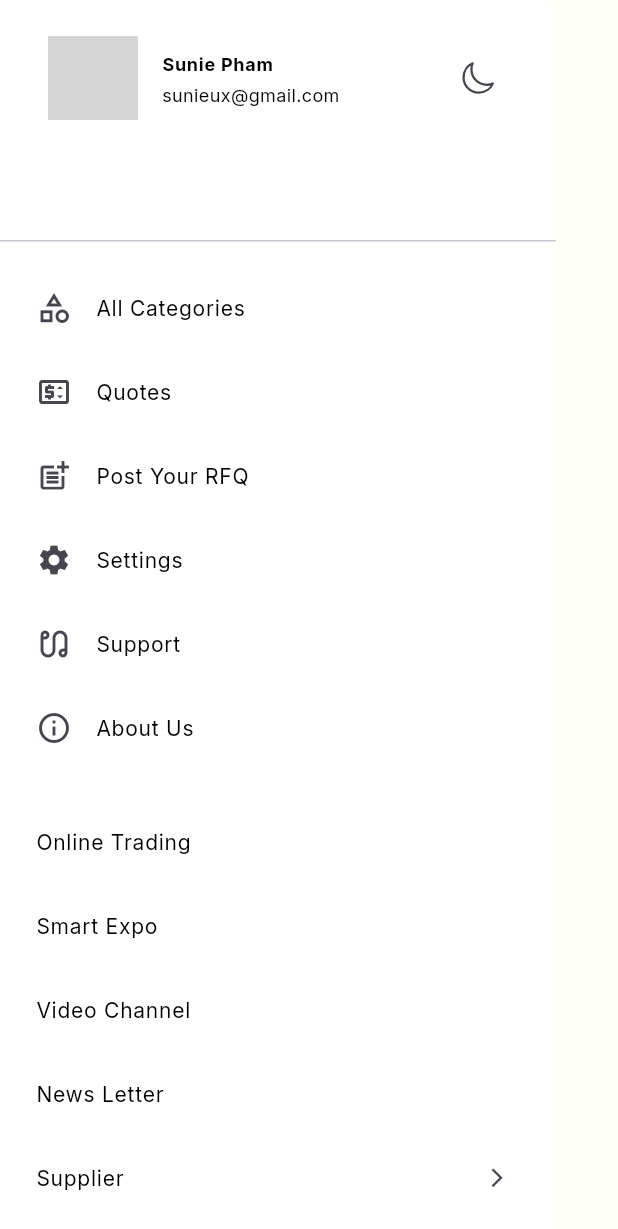
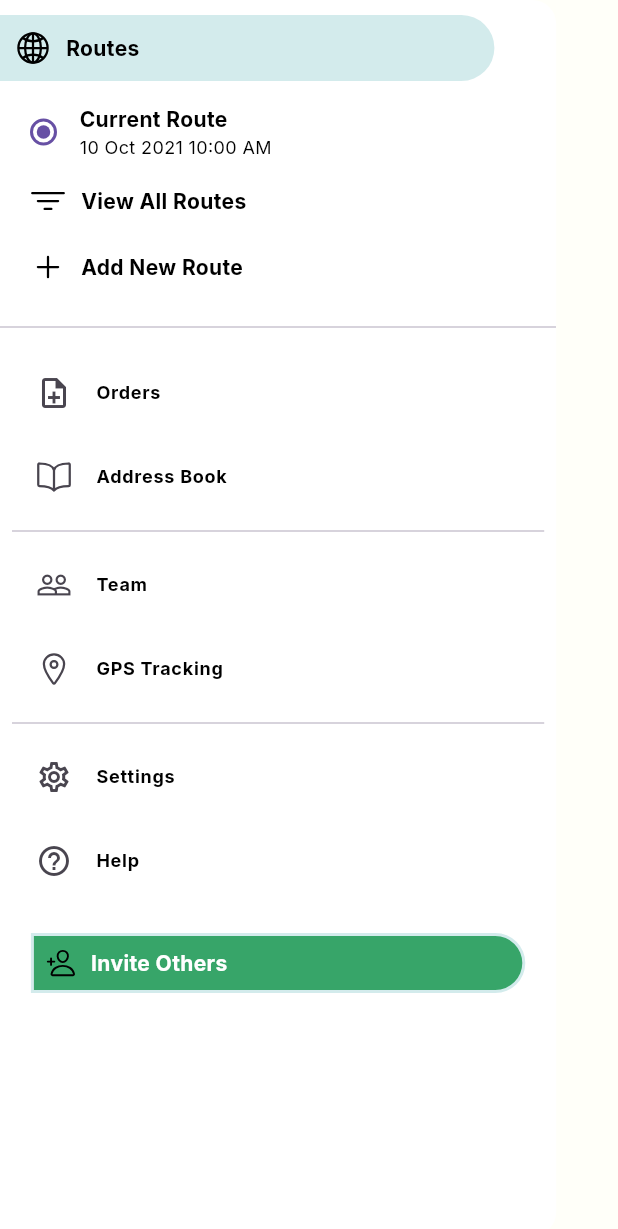
Before and after one commit to GTrack-Application/PRoute, a Flutter app: the AppDrawerWidget widget shown alone on an empty page, opened directly, on a phone screen of 412 x 824 dp. Shown: the top 1229 px of the screen. Run offline on Flutter 3.47's test engine with Material 2 defaults, Android fonts, the phone set to English and light mode, and no system bars; our stand-ins replace auto_size_text, awesome_dialog, flutter_spinkit, google_fonts, ionicons, nb_utils and 1 more; grey boxes are pictures that could not be loaded.

Commit message:
App Drawer added

```diff
--- a/lib/Widgets/app_drawer.dart
+++ b/lib/Widgets/app_drawer.dart
@@ -1,6 +1,7 @@
 import 'package:flutter/material.dart';
 import 'package:ionicons/ionicons.dart';
 import 'package:nb_utils/nb_utils.dart';
+import 'package:p_route/Global/common/colors/app_colors.dart';
 import 'package:p_route/Widgets/app_text.dart';
 
 class AppDrawerWidget extends StatelessWidget {
@@ -18,157 +19,193 @@ class AppDrawerWidget extends StatelessWidget {
           mainAxisAlignment: MainAxisAlignment.start,
           crossAxisAlignment: CrossAxisAlignment.start,
           children: <Widget>[
-            DrawerHeader(
-              child: ListTile(
-                leading: GestureDetector(
-                  onTap: () {},
-                  child: const CircleAvatar(
-                    radius: 30,
-                    backgroundImage: AssetImage('assets/icons/avatar.png'),
+            SizedBox(height: MediaQuery.of(context).padding.top + 10),
+            Container(
+              padding: const EdgeInsets.all(8.0),
+              width: context.width() * 0.8,
+              decoration: BoxDecoration(
+                // round from right side only
+                borderRadius: const BorderRadius.only(
+                  topRight: Radius.circular(50),
+                  bottomRight: Radius.circular(50),
+                ),
+                color: const Color(0xFFD3EBEC),
+                border: Border.all(
+                  color: const Color(0xFFD3EBEC),
+                  width: 2,
+                ),
+              ),
+              child: Row(
+                mainAxisAlignment: MainAxisAlignment.start,
+                children: <Widget>[
+                  const Icon(
+                    Ionicons.globe_outline,
+                    color: Colors.black,
                   ),
-                ),
-                title: GestureDetector(
-                  onTap: () {},
-                  child: AppText.normal(
-                    'Sunie Pham',
+                  10.width,
+                  AppText.subHeading(
+                    'Routes',
+                    color: Colors.black,
                     fontWeight: FontWeight.bold,
                   ),
-                ),
-                subtitle: GestureDetector(
-                  onTap: () {},
-                  child: AppText.normal('sunieux@gmail.com'),
-                ),
-                trailing: const Icon(Ionicons.moon_outline),
+                ],
               ),
             ),
+            10.height,
+            Container(
+              margin: const EdgeInsets.only(left: 5),
+              child: Row(
+                children: [
+                  Radio(
+                    value: 1,
+                    groupValue: 1,
+                    onChanged: (value) {},
+                  ),
+                  Column(
+                    mainAxisAlignment: MainAxisAlignment.start,
+                    crossAxisAlignment: CrossAxisAlignment.start,
+                    children: [
+                      AppText.subHeading(
+                        'Current Route',
+                        fontWeight: FontWeight.bold,
+                      ),
+                      AppText.normal(
+                        '10 Oct 2021 10:00 AM',
+                        color: Colors.black,
+                      ),
+                    ],
+                  ),
+                ],
+              ),
+            ),
+            10.height,
+            Container(
+              margin: const EdgeInsets.only(left: 20),
+              child: Row(
+                children: [
+                  const Icon(
+                    Ionicons.filter_outline,
+                    color: Colors.black,
+                  ),
+                  10.width,
+                  AppText.subHeading(
+                    'View All Routes',
+                    fontWeight: FontWeight.bold,
+                  ),
+                ],
+              ),
+            ),
+            20.height,
+            Container(
+              margin: const EdgeInsets.only(left: 20),
+              child: Row(
+                children: [
+                  const Icon(
+                    Ionicons.add_outline,
+                    color: Colors.black,
+                  ),
+                  10.width,
+                  AppText.subHeading(
+                    'Add New Route',
+                    fontWeight: FontWeight.bold,
+                  ),
+                ],
+              ),
+            ),
+            20.height,
+            const Divider(),
             Padding(
               padding: const EdgeInsets.all(8.0),
               child: Column(
                 children: <Widget>[
                   ListTile(
-                    leading: const Icon(Icons.category_outlined),
-                    title: AppText.subHeading('All Categories'),
+                    leading: const Icon(Icons.note_add_outlined),
+                    title: AppText.normal(
+                      'Orders',
+                      fontWeight: FontWeight.bold,
+                    ),
                     onTap: () {
                       Navigator.of(context).pop();
                     },
                   ),
                   ListTile(
-                    leading: const Icon(Icons.price_change_outlined),
-                    title: AppText.subHeading('Quotes'),
+                    leading: const Icon(Ionicons.book_outline),
+                    title: AppText.normal(
+                      'Address Book',
+                      fontWeight: FontWeight.bold,
+                    ),
+                    onTap: () {
+                      Navigator.of(context).pop();
+                    },
+                  ),
+                  const Divider(),
+                  ListTile(
+                    leading: const Icon(Icons.people_outline),
+                    title: AppText.normal(
+                      'Team',
+                      fontWeight: FontWeight.bold,
+                    ),
                     onTap: () {
                       Navigator.of(context).pop();
                     },
                   ),
                   ListTile(
-                    leading: const Icon(Icons.post_add_outlined),
-                    title: AppText.subHeading('Post Your RFQ'),
+                    leading: const Icon(Ionicons.location_outline),
+                    title: AppText.normal(
+                      'GPS Tracking',
+                      fontWeight: FontWeight.bold,
+                    ),
+                    onTap: () {},
+                  ),
+                  const Divider(),
+                  ListTile(
+                    leading: const Icon(Icons.settings_outlined),
+                    title: AppText.normal(
+                      'Settings',
+                      fontWeight: FontWeight.bold,
+                    ),
                     onTap: () {
                       Navigator.of(context).pop();
                     },
                   ),
                   ListTile(
-                    leading: const Icon(Icons.settings),
-                    title: AppText.subHeading('Settings'),
-                    onTap: () {},
-                  ),
-                  ListTile(
-                    leading: const Icon(Icons.earbuds_outlined),
-                    title: AppText.subHeading('Support'),
-                    onTap: () {
-                      Navigator.of(context).pop();
-                    },
-                  ),
-                  ListTile(
-                    leading: const Icon(Icons.info_outline),
-                    title: AppText.subHeading('About Us'),
+                    leading: const Icon(Icons.help_outline),
+                    title: AppText.normal(
+                      'Help',
+                      fontWeight: FontWeight.bold,
+                    ),
                     onTap: () {
                       Navigator.of(context).pop();
                     },
                   ),
                   20.height,
-                  ListTile(
-                    title: AppText.subHeading('Online Trading'),
-                    onTap: () {},
-                  ),
-                  ListTile(
-                    title: AppText.subHeading('Smart Expo'),
-                    onTap: () {},
-                  ),
-                  ListTile(
-                    title: AppText.subHeading('Video Channel'),
-                    onTap: () {},
-                  ),
-                  ListTile(
-                    title: AppText.subHeading('News Letter'),
-                    onTap: () {},
-                  ),
-                  ListTile(
-                    title: AppText.subHeading('Supplier'),
-                    trailing: const Icon(
-                      Icons.arrow_forward_ios_outlined,
-                      size: 15,
+                  Container(
+                    padding: const EdgeInsets.all(8.0),
+                    width: context.width() * 0.8,
+                    decoration: BoxDecoration(
+                      // round from right side only
+                      borderRadius: const BorderRadius.only(
+                        topRight: Radius.circular(50),
+                        bottomRight: Radius.circular(50),
+                      ),
+                      color: AppColors.dartGreen,
+                      border: Border.all(
+                        color: const Color(0xFFD3EBEC),
+                        width: 2,
+                      ),
                     ),
-                    onTap: () {},
-                  ),
-                  ListTile(
-                    title: AppText.subHeading('Buyer'),
-                    trailing: const Icon(
-                      Icons.arrow_forward_ios_outlined,
-                      size: 15,
-                    ),
-                    onTap: () {},
-                  ),
-                  30.height,
-                  ListTile(
-                    title: AppText.subHeading('Country'),
-                    onTap: () {},
-                    trailing: DropdownButton(
-                      value: 'Pakistan',
-                      onChanged: (value) {},
-                      items: [
-                        DropdownMenuItem(
-                          child: AppText.subHeading('Pakistan'),
-                          value: 'Pakistan',
+                    child: Row(
+                      children: [
+                        const Icon(
+                          Ionicons.person_add_outline,
+                          color: Colors.black,
+                          size: 20,
                         ),
-                        DropdownMenuItem(
-                          child: AppText.subHeading('Vietnam'),
-                          value: 'Vietnam',
-                        ),
-                      ],
-                    ),
-                  ),
-                  ListTile(
-                    title: AppText.subHeading('Language'),
-                    onTap: () {},
-                    trailing: DropdownButton(
-                      value: 'Eng',
-                      onChanged: (value) {},
-                      items: [
-                        DropdownMenuItem(
-                          child: AppText.subHeading('Eng'),
-                          value: 'Eng',
-                        ),
-                        DropdownMenuItem(
-                          child: AppText.subHeading('Vie'),
-                          value: 'Vie',
-                        ),
-                      ],
-                    ),
-                  ),
-                  ListTile(
-                    title: AppText.subHeading('Currency'),
-                    onTap: () {},
-                    trailing: DropdownButton(
-                      value: 'USD',
-                      onChanged: (value) {},
-                      items: [
-                        DropdownMenuItem(
-                          child: AppText.subHeading('USD'),
-                          value: 'USD',
-                        ),
-                        DropdownMenuItem(
-                          child: AppText.subHeading('VND'),
-                          value: 'VND',
+                        10.width,
+                        AppText.subHeading(
+                          'Invite Others',
+                          fontWeight: FontWeight.bold,
+                          color: Colors.white,
                         ),
                       ],
                     ),
```
Also changed, not shown: 2 other files.
